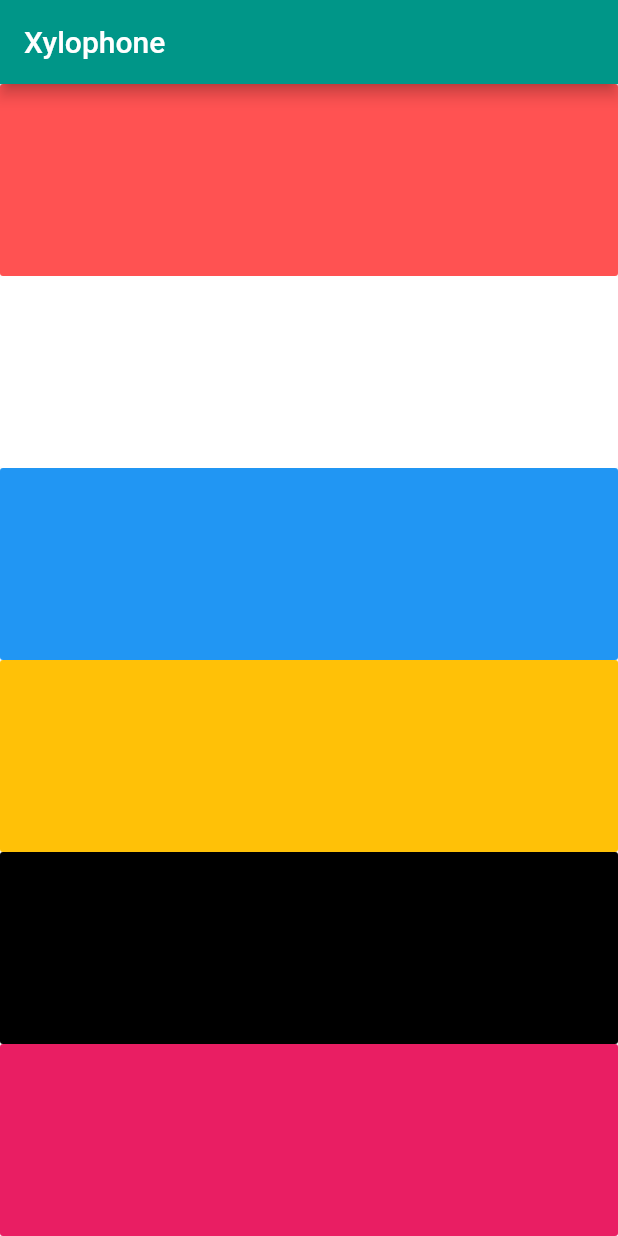
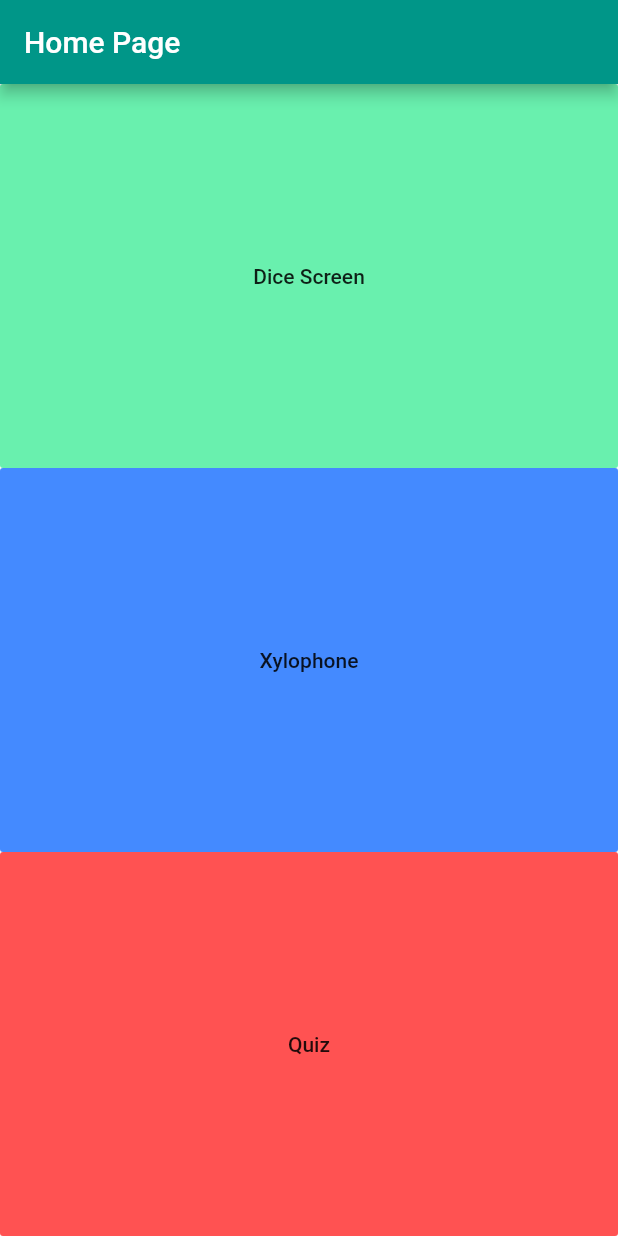
Before and after one commit to thidaswezin1/udemy_course_flutter, a Flutter app: the screen it shows after launch, on a phone screen of 412 x 824 dp. Run offline on Flutter 3.47's test engine with Material 2 defaults, Android fonts, the phone set to English and light mode, and no system bars; our stand-ins replace audioplayers, rflutter_alert.

Commit message:
add quiz game

```diff
--- /dev/null
+++ b/lib/Quiz/Question.dart
@@ -0,0 +1,5 @@
+class Question{
+  String questionText;
+  bool questionAnswer;
+  Question(this.questionText,this.questionAnswer);
+}
--- a/lib/main.dart
+++ b/lib/main.dart
@@ -1,6 +1,5 @@
 import 'package:flutter/material.dart';
-import 'package:udemyflutter/dice/dice_screen.dart';
-import 'package:udemyflutter/xylophone/xylophone.dart';
+import 'package:udemyflutter/screen/home_screen.dart';
 
 void main() {
   runApp(MyApp());
@@ -10,12 +9,13 @@
   @override
   Widget build(BuildContext context) {
     return MaterialApp(
-      title: 'Dice',
+      title: 'HomePage',
       theme: ThemeData(
         primarySwatch: Colors.teal,
         visualDensity: VisualDensity.adaptivePlatformDensity,
       ),
-      home: Xylophone()
+      debugShowCheckedModeBanner: false,
+      home: HomeScreen()
     );
   }
 }
--- a/lib/screen/home_screen.dart
+++ b/lib/screen/home_screen.dart
@@ -0,0 +1,52 @@
+import 'package:flutter/material.dart';
+import 'package:udemyflutter/Quiz/quizer.dart';
+import 'package:udemyflutter/dice/dice_screen.dart';
+import 'package:udemyflutter/xylophone/xylophone.dart';
+class HomeScreen extends StatefulWidget {
+  @override
+  _HomeScreenState createState() => _HomeScreenState();
+}
+
+class _HomeScreenState extends State<HomeScreen> {
+  @override
+  Widget build(BuildContext context) {
+    return Scaffold(
+      appBar: AppBar(
+        title: Text('Home Page'),
+      ),
+      body: Column(
+        mainAxisAlignment: MainAxisAlignment.spaceBetween,
+        crossAxisAlignment: CrossAxisAlignment.stretch,
+        children: <Widget>[
+          Expanded(
+            child: FlatButton(
+              color: Colors.greenAccent,
+              child: Text('Dice Screen'),
+              onPressed: (){
+                Navigator.push(context, MaterialPageRoute(builder:(context)=>DiceScreen()));
+              },
+            ),
+          ),
+          Expanded(
+            child: FlatButton(
+              color: Colors.blueAccent,
+              child: Text('Xylophone'),
+              onPressed: (){
+                Navigator.push(context, MaterialPageRoute(builder:(context)=>Xylophone()));
+              },
+            ),
+          ),
+          Expanded(
+            child: FlatButton(
+              color: Colors.redAccent,
+              child: Text('Quiz'),
+              onPressed: (){
+                Navigator.push(context, MaterialPageRoute(builder:(context)=>QuizPage()));
+              },
+            ),
+          )
+        ],
+      ),
+    );
+  }
+}
--- a/lib/xylophone/xylophone.dart
+++ b/lib/xylophone/xylophone.dart
@@ -10,6 +10,16 @@
     final player = AudioCache();
     player.play('note$soundNumber.wav');
   }
+  Widget buildWidget({Color color,int soundNumber}){
+    return Expanded(
+      child: FlatButton(
+        color: color,
+        onPressed: (){
+          playSound(soundNumber);
+        },
+      ),
+    );
+  }
   @override
   Widget build(BuildContext context) {
     return Scaffold(
@@ -20,54 +30,13 @@
         child: Column(
           crossAxisAlignment: CrossAxisAlignment.stretch,
           children: <Widget>[
-            Expanded(
-              child: FlatButton(
-                color: Colors.redAccent,
-                onPressed: (){
-                  playSound(1);
-                },
-              ),
-            ),
-            Expanded(
-              child: FlatButton(
-                color: Colors.white,
-                onPressed: (){
-                  playSound(2);
-                },
-              ),
-            ),
-            Expanded(
-              child: FlatButton(
-                color: Colors.blue,
-                onPressed: (){
-                  playSound(3);
-                },
-              ),
-            ),
-            Expanded(
-              child: FlatButton(
-                color: Colors.amber,
-                onPressed: (){
-                  playSound(4);
-                },
-              ),
-            ),
-            Expanded(
-              child: FlatButton(
-                color: Colors.black,
-                onPressed: (){
-                  playSound(5);
-                },
-              ),
-            ),
-            Expanded(
-              child: FlatButton(
-                color: Colors.pink,
-                onPressed: (){
-                  playSound(6);
-                },
-              ),
-            ),
+            buildWidget(color: Colors.redAccent,soundNumber: 1),
+            buildWidget(color: Colors.white,soundNumber: 2),
+            buildWidget(color: Colors.blue,soundNumber: 3),
+            buildWidget(color: Colors.amber,soundNumber: 4),
+            buildWidget(color: Colors.green,soundNumber: 5),
+            buildWidget(color: Colors.orange,soundNumber: 6),
+            buildWidget(color: Colors.black,soundNumber: 7)
           ],
         ),
       ),
--- a/pubspec.yaml
+++ b/pubspec.yaml
@@ -27,6 +27,7 @@
     sdk: flutter
   cupertino_icons: ^0.1.3
   audioplayers: ^0.15.1
+  rflutter_alert: ^1.0.3
 
 dev_dependencies:
   flutter_test:
@@ -36,6 +37,7 @@
   uses-material-design: true
   assets:
     - assets/
+    - assets/images/
 
 
   # An image asset can refer to one or more resolution-specific "variants", see
```
Also changed, not shown: lib/Quiz/quiz_brain.dart (added, +59 -0 lines), lib/Quiz/quizer.dart (added, +109 -0 lines), pubspec.lock, 3 other files.
